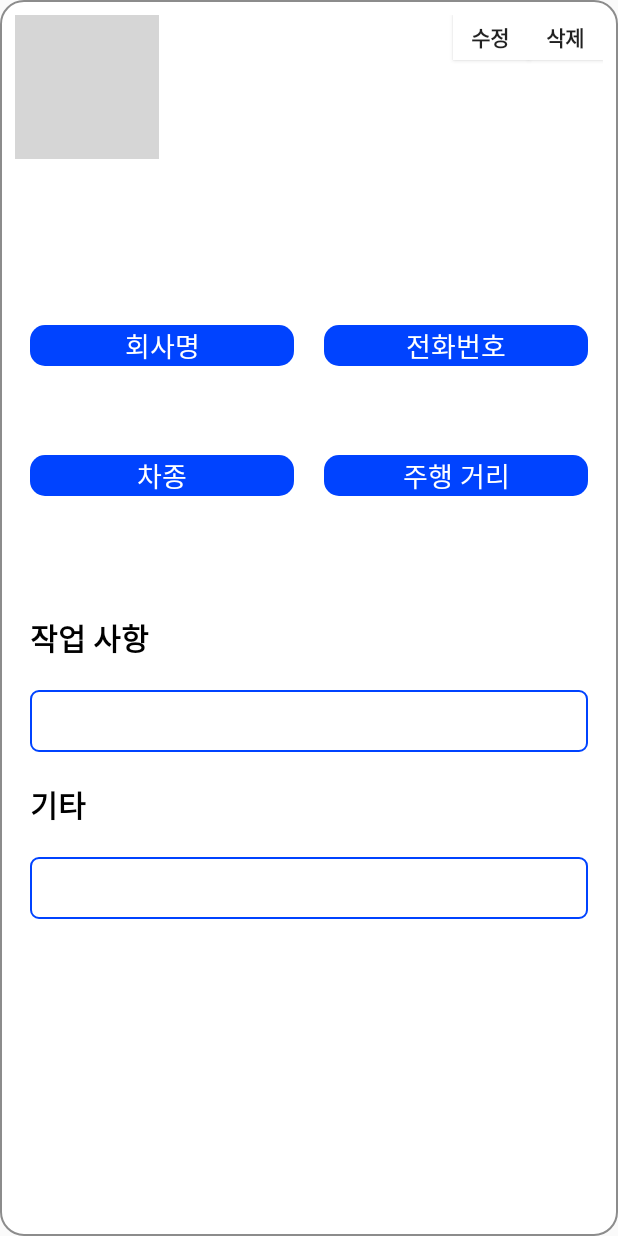
After one commit to LeeChangSeok-H/CarManagement, an Android app: the layout dialog_confirmcar.xml on its own in the app's theme, with its tools: preview values and no code run, on a phone screen of 412 x 824 dp. The commit adds this screen. Run offline under Robolectric (Android 15) with nearby library versions, the phone set to English and light mode, and no system bars; grey boxes are pictures that could not be loaded.

Commit message:
aasdd
very hard

```diff
--- a/app/build.gradle
+++ b/app/build.gradle
@@ -38,6 +38,7 @@ dependencies {
 
     implementation 'com.google.firebase:firebase-analytics:17.2.0'
     implementation 'com.google.firebase:firebase-firestore:20.2.0'
+    implementation 'com.google.firebase:firebase-messaging:20.0.0'
 }
 
 apply plugin: 'com.google.gms.google-services'
--- /dev/null
+++ b/app/src/main/java/com/happylife/carmanagement/common/FirebaseDB.kt
@@ -0,0 +1,4 @@
+package com.happylife.carmanagement.common
+
+class FirebaseDB {
+}
--- /dev/null
+++ b/app/src/main/res/drawable/blue_round_rectangle.xml
@@ -0,0 +1,8 @@
+<?xml version="1.0" encoding="utf-8"?>
+<shape xmlns:android="http://schemas.android.com/apk/res/android"
+    android:padding="10dp"
+    android:shape="rectangle" >
+    <solid android:color="@color/colorCustome_blue" />
+    <corners
+        android:radius="10dp" />
+</shape>
--- /dev/null
+++ b/app/src/main/res/drawable/blue_round_rectangle_stroke.xml
@@ -0,0 +1,11 @@
+<?xml version="1.0" encoding="utf-8"?>
+<shape xmlns:android="http://schemas.android.com/apk/res/android"
+    android:padding="10dp"
+    android:shape="rectangle" >
+    <solid android:color="#FFF" />
+    <corners
+        android:radius="5dp" />
+    <stroke
+        android:width="1dp"
+        android:color="@color/colorCustome_blue" />
+</shape>
--- /dev/null
+++ b/app/src/main/res/drawable/gray_round_rectangle_stroke.xml
@@ -0,0 +1,11 @@
+<?xml version="1.0" encoding="utf-8"?>
+<shape xmlns:android="http://schemas.android.com/apk/res/android"
+    android:padding="10dp"
+    android:shape="rectangle" >
+    <solid android:color="#FFF" />
+    <corners
+        android:radius="15dp" />
+    <stroke
+        android:width="1dp"
+        android:color="@color/colorGray" />
+</shape>
--- a/app/src/main/res/layout/activity_main.xml
+++ b/app/src/main/res/layout/activity_main.xml
@@ -67,7 +67,7 @@
             app:bt_colorActive="@color/colorCustome_blue"
             app:bt_colorInactive="@color/colorBlack"
             app:bt_icon="@drawable/ic_x_24"
-            app:bt_shape="@drawable/black_round_rectangle"
+            app:bt_shape="@drawable/black_round_rectangle_stroke"
             app:bt_title="@string/main_bottomBar_home"
             />
 
@@ -79,7 +79,7 @@
             app:bt_colorActive="@color/colorCustome_blue"
             app:bt_colorInactive="@color/colorBlack"
             app:bt_icon="@drawable/ic_x_24"
-            app:bt_shape="@drawable/black_round_rectangle"
+            app:bt_shape="@drawable/black_round_rectangle_stroke"
             app:bt_title="@string/main_bottomBar_search"
             />
 
--- /dev/null
+++ b/app/src/main/res/layout/dialog_confirmcar.xml
@@ -0,0 +1,262 @@
+<?xml version="1.0" encoding="utf-8"?>
+<RelativeLayout xmlns:android="http://schemas.android.com/apk/res/android"
+    android:layout_width="match_parent"
+    android:layout_height="match_parent"
+    android:background="@drawable/gray_round_rectangle_stroke"
+    xmlns:app="http://schemas.android.com/apk/res-auto">
+
+
+    <ScrollView
+        android:layout_width="match_parent"
+        android:layout_height="match_parent">
+
+        <LinearLayout
+            android:layout_width="match_parent"
+            android:layout_height="wrap_content"
+            android:layout_margin="10dp"
+            android:orientation="vertical" >
+
+            <RelativeLayout
+                android:layout_width="match_parent"
+                android:layout_height="match_parent">
+
+                <ImageButton
+                    android:id="@+id/ib_confirmCar_close"
+                    android:layout_width="wrap_content"
+                    android:layout_height="wrap_content"
+                    android:layout_centerVertical="true"
+                    android:background="@drawable/default_icon" />
+
+                <Button
+                    android:id="@+id/bt_confirmCar_modify"
+                    android:layout_width="50dp"
+                    android:layout_height="30dp"
+                    android:layout_toLeftOf="@+id/bt_confirmCar_delete"
+                    android:background="@color/colorWhite"
+                    android:text="@string/confirmCar_modify"
+                    android:textStyle="bold"/>
+
+                <Button
+                    android:id="@+id/bt_confirmCar_delete"
+                    android:layout_width="50dp"
+                    android:layout_height="30dp"
+                    android:layout_alignParentRight="true"
+                    android:background="@color/colorWhite"
+                    android:text="@string/confirmCar_delete"
+                    android:textStyle="bold"/>
+            </RelativeLayout>
+
+            <LinearLayout
+                android:layout_width="match_parent"
+                android:layout_height="match_parent"
+                android:orientation="horizontal">
+
+                <TextView
+                    android:id="@+id/tv_confirmCar_carNumber"
+                    android:layout_width="match_parent"
+                    android:layout_height="wrap_content"
+                    android:layout_margin="10dp"
+                    android:gravity="center"
+                    android:textColor="@color/colorBlack"
+                    android:textSize="30dp"
+                    android:textStyle="bold" />
+
+            </LinearLayout>
+
+            <LinearLayout
+                android:layout_width="match_parent"
+                android:layout_height="match_parent"
+                android:orientation="horizontal">
+
+                <TextView
+                    android:id="@+id/tv_confirmCar_Date_time"
+                    android:layout_width="match_parent"
+                    android:layout_height="wrap_content"
+                    android:layout_margin="5dp"
+                    android:gravity="right"
+                    android:textColor="@color/colorBlack" />
+
+            </LinearLayout>
+
+            <LinearLayout
+                android:layout_width="match_parent"
+                android:layout_height="match_parent"
+                android:layout_marginTop="10dp"
+                android:orientation="horizontal">
+
+                <TextView
+                    android:id="@+id/tv_confirmCar_companyName_info"
+                    android:layout_width="match_parent"
+                    android:layout_height="wrap_content"
+                    android:layout_weight="1"
+                    android:layout_margin="10dp"
+                    android:background="@drawable/blue_round_rectangle"
+                    android:gravity="center"
+                    android:text="@string/confirmCar_company"
+                    android:textSize="18dp"
+                    android:textColor="@color/colorWhite" />
+
+                <TextView
+                    android:id="@+id/tv_confirmCar_customerPhoneNumber_info"
+                    android:layout_width="match_parent"
+                    android:layout_height="wrap_content"
+                    android:layout_weight="1"
+                    android:layout_margin="10dp"
+                    android:background="@drawable/blue_round_rectangle"
+                    android:gravity="center"
+                    android:text="@string/confirmCar_customerPhoneNumber"
+                    android:textSize="18dp"
+                    android:textColor="@color/colorWhite"/>
+            </LinearLayout>
+
+            <LinearLayout
+                android:layout_width="match_parent"
+                android:layout_height="match_parent"
+                android:orientation="horizontal">
+
+                <TextView
+                    android:id="@+id/tv_confirmCar_companyName"
+                    android:layout_width="match_parent"
+                    android:layout_height="wrap_content"
+                    android:layout_margin="10dp"
+                    android:layout_weight="1"
+                    android:gravity="center"
+                    android:textColor="@color/colorBlack" />
+
+                <TextView
+                    android:id="@+id/tv_confirmCar_customerPhoneNumber"
+                    android:layout_width="match_parent"
+                    android:layout_height="wrap_content"
+                    android:layout_margin="10dp"
+                    android:layout_weight="1"
+                    android:gravity="center"
+                    android:textColor="@color/colorBlack" />
+            </LinearLayout>
+
+            <LinearLayout
+                android:layout_width="match_parent"
+                android:layout_height="match_parent"
+                android:orientation="horizontal">
+
+                <TextView
+                    android:id="@+id/tv_confirmCar_carType_info"
+                    android:layout_width="match_parent"
+                    android:layout_height="wrap_content"
+                    android:layout_weight="1"
+                    android:layout_margin="10dp"
+                    android:background="@drawable/blue_round_rectangle"
+                    android:gravity="center"
+                    android:text="@string/confirmCar_carType"
+                    android:textSize="18dp"
+                    android:textColor="@color/colorWhite"/>
+
+                <TextView
+                    android:id="@+id/tv_confirmCar_drivenDistance_info"
+                    android:layout_width="match_parent"
+                    android:layout_height="wrap_content"
+                    android:layout_weight="1"
+                    android:layout_margin="10dp"
+                    android:background="@drawable/blue_round_rectangle"
+                    android:gravity="center"
+                    android:text="@string/confirmCar_drivenDistance"
+                    android:textSize="18dp"
+                    android:textColor="@color/colorWhite"/>
+            </LinearLayout>
+
+            <LinearLayout
+                android:layout_width="match_parent"
+                android:layout_height="match_parent"
+                android:orientation="horizontal">
+
+                <TextView
+                    android:id="@+id/tv_confirmCar_carType"
+                    android:layout_width="match_parent"
+                    android:layout_height="wrap_content"
+                    android:layout_margin="10dp"
+                    android:layout_weight="1"
+                    android:gravity="center"
+                    android:textColor="@color/colorBlack" />
+
+                <TextView
+                    android:id="@+id/tv_confirmCar_drivenDistance"
+                    android:layout_width="match_parent"
+                    android:layout_height="wrap_content"
+                    android:layout_margin="10dp"
+                    android:layout_weight="1"
+                    android:gravity="center"
+                    android:textColor="@color/colorBlack" />
+            </LinearLayout>
+
+            <RelativeLayout
+                android:layout_width="match_parent"
+                android:layout_height="match_parent"
+                android:layout_marginTop="20dp">
+
+                <TextView
+                    android:id="@+id/tv_confirmCar_workList_info"
+                    android:layout_width="wrap_content"
+                    android:layout_height="wrap_content"
+                    android:layout_margin="10dp"
+                    android:text="@string/confirmCar_workList"
+                    android:textColor="@color/colorBlack"
+                    android:textSize="20dp"
+                    android:textStyle="bold"/>
+
+
+            </RelativeLayout>
+
+            <RelativeLayout
+                android:layout_width="match_parent"
+                android:layout_height="match_parent"
+                android:layout_margin="10dp"
+                android:background="@drawable/blue_round_rectangle_stroke">
+
+                <TextView
+                    android:id="@+id/tv_confirmCar_workList"
+                    android:layout_width="wrap_content"
+                    android:layout_height="wrap_content"
+                    android:layout_margin="10dp"
+                    android:textColor="@color/colorBlack"
+                    android:textSize="15dp" />
+
+            </RelativeLayout>
+
+            <RelativeLayout
+                android:layout_width="match_parent"
+                android:layout_height="match_parent">
+
+                <TextView
+                    android:id="@+id/tv_confirmCar_etc_info"
+                    android:layout_width="wrap_content"
+                    android:layout_height="wrap_content"
+                    android:layout_margin="10dp"
+                    android:text="@string/confirmCar_etc"
+                    android:textColor="@color/colorBlack"
+                    android:textSize="20dp"
+                    android:textStyle="bold"/>
+
+
+            </RelativeLayout>
+
+            <RelativeLayout
+                android:layout_width="match_parent"
+                android:layout_height="match_parent"
+                android:layout_margin="10dp"
+                android:background="@drawable/blue_round_rectangle_stroke">
+
+                <TextView
+                    android:id="@+id/tv_confirmCar_etc"
+                    android:layout_width="wrap_content"
+                    android:layout_height="wrap_content"
+                    android:layout_margin="10dp"
+                    android:textColor="@color/colorBlack"
+                    android:textSize="15dp" />
+
+
+            </RelativeLayout>
+
+
+        </LinearLayout>
+    </ScrollView>
+
+</RelativeLayout>
--- a/app/src/main/res/layout/fragment_home.xml
+++ b/app/src/main/res/layout/fragment_home.xml
@@ -1,6 +1,7 @@
 <?xml version="1.0" encoding="utf-8"?>
 <RelativeLayout xmlns:android="http://schemas.android.com/apk/res/android"
     xmlns:app="http://schemas.android.com/apk/res-auto"
+    android:id="@+id/rl_home"
     xmlns:tools="http://schemas.android.com/tools"
     android:layout_width="match_parent" android:layout_height="match_parent">
 
--- a/app/src/main/res/layout/item_rv_home.xml
+++ b/app/src/main/res/layout/item_rv_home.xml
@@ -1,7 +1,7 @@
 <?xml version="1.0" encoding="utf-8"?>
 <RelativeLayout xmlns:android="http://schemas.android.com/apk/res/android"
     android:layout_width="match_parent" android:layout_height="wrap_content"
-    android:background="@drawable/black_round_rectangle"
+    android:background="@drawable/black_round_rectangle_stroke"
     android:layout_margin="15dp"
     android:elevation="8dp">
 
--- a/app/src/main/res/values/colors.xml
+++ b/app/src/main/res/values/colors.xml
@@ -6,4 +6,5 @@
     <color name="colorBlack">#000000</color>
     <color name="colorWhite">#FFFFFF</color>
     <color name="colorCustome_blue">#0043ff</color>
+    <color name="colorGray">#8C8C8C</color>
 </resources>
--- a/app/src/main/res/values/strings.xml
+++ b/app/src/main/res/values/strings.xml
@@ -3,6 +3,7 @@
     <string name="title_home">일일 정비 차량</string>
     <string name="title_search">차량 검색</string>
     <string name="title_addCar">정비 차량 추가</string>
+    <string name="title_confirmCar">정비 차량 확인</string>
 
     <!-- main activity -->
     <string name="main_bottomBar_home">홈</string>
@@ -39,4 +40,14 @@
     <string name="add_ok">확인</string>
 
 
+    <!-- confirmCar dialog -->
+    <string name="confirmCar_modify">수정</string>
+    <string name="confirmCar_delete">삭제</string>
+    <string name="confirmCar_company">회사명</string>
+    <string name="confirmCar_customerPhoneNumber">전화번호</string>
+    <string name="confirmCar_carType">차종</string>
+    <string name="confirmCar_drivenDistance">주행 거리</string>
+    <string name="confirmCar_workList">작업 사항</string>
+    <string name="confirmCar_etc">기타</string>
+
 </resources>
```
Also changed, not shown: app/src/main/AndroidManifest.xml (+8 -0 lines), app/src/main/java/com/happylife/carmanagement/common/MyFirebaseMessagingService.kt (added, +61 -0 lines), app/src/main/java/com/happylife/carmanagement/home/CarItem.kt (+52 -1 lines), app/src/main/java/com/happylife/carmanagement/home/CarRvAdapter.kt (+27 -3 lines), app/src/main/java/com/happylife/carmanagement/home/HomeFragment.kt (+89 -8 lines), app/src/main/java/com/happylife/carmanagement/home/modifycar/ModifyCarActivity.kt (added, +167 -0 lines), app/src/main/res/layout/activity_addcar.xml (+9 -9 lines), app/src/main/res/drawable/black_round_rectangle_stroke.xml (renamed from app/src/main/res/drawable/black_round_rectangle.xml), 1 other file.
